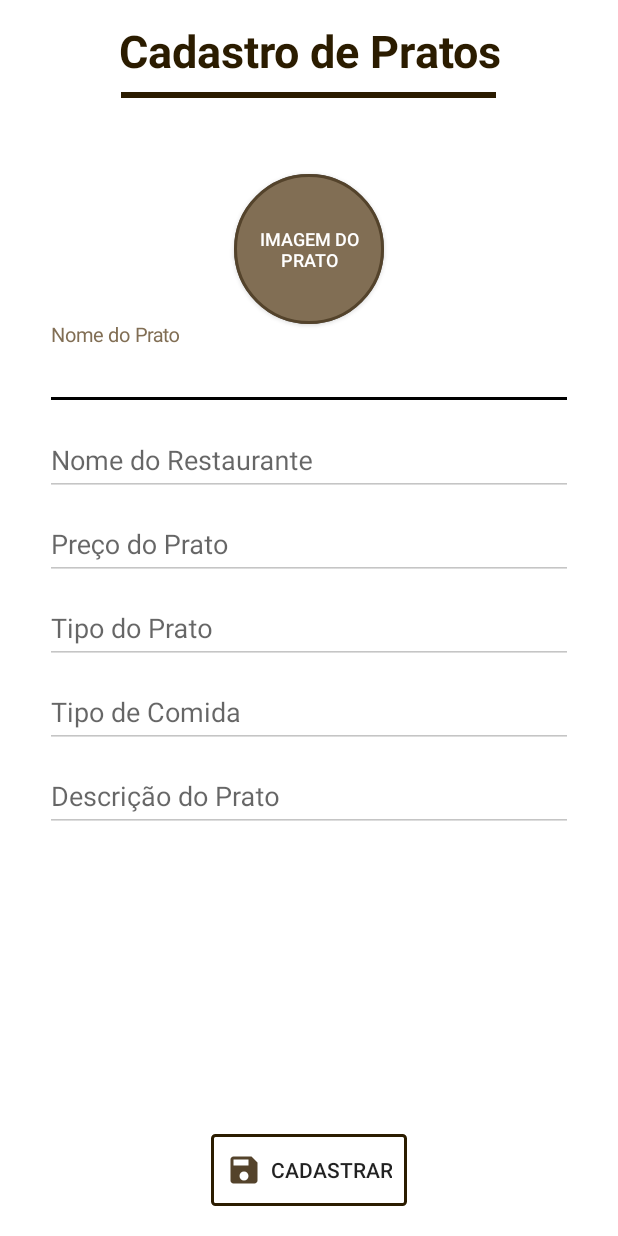
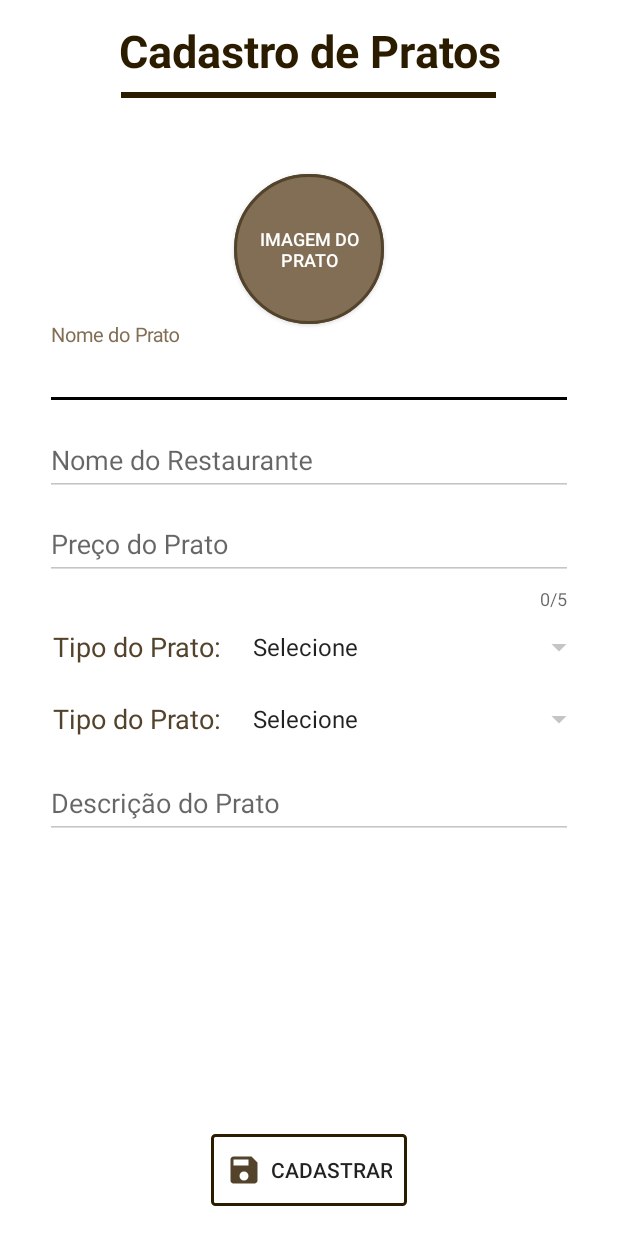
Before and after one commit to alefersaljr/iQueFome_Kotlin_Restaurante, an Android app: the MainActivity screen opened directly, with no data from a screen before it, on a phone screen of 412 x 824 dp. Run offline under Robolectric (Android 15) with nearby library versions, the phone set to English and light mode, and no system bars; our stand-ins replace CircleImageView, Firebase (no records; nobody signed in at launch, a user with empty details on screens opened directly).

Commit message:
28/06/2019

```diff
--- a/app/src/main/java/br/com/alexandre_salgueirinho/iquefome_restaurante/RestauranteCadastrarPrato.kt
+++ b/app/src/main/java/br/com/alexandre_salgueirinho/iquefome_restaurante/RestauranteCadastrarPrato.kt
@@ -10,6 +10,8 @@ import android.widget.Toast
 import android.os.Bundle
 import android.os.Parcelable
 import android.view.View
+import android.widget.AdapterView
+import android.widget.ArrayAdapter
 import android.widget.Spinner
 import com.google.firebase.auth.FirebaseAuth
 import kotlinx.android.synthetic.main.activity_restaurante_cadastrar_prato.*
@@ -23,6 +25,8 @@ class MainActivity : AppCompatActivity() {
     var uriImagemSelecionada: Uri? = null
     lateinit var tipoPratoOption : Spinner
     lateinit var tipoComidaOption : Spinner
+    var tipoPrato = "Selecione"
+    var tipoComida = "Selecione"
 
     override fun onCreate(savedInstanceState: Bundle?) {
         super.onCreate(savedInstanceState)
@@ -43,10 +47,7 @@ class MainActivity : AppCompatActivity() {
         pratoFotoRegister()
     }
 
-    private fun getOptionsSelected() {
-        val pratoOptions = arrayOf("Selecione", "Entrada", "Prato Principal", "Sobremesa")
-        val comidaOptions = arrayOf("Selecione", "Carnes", "Peixes", "Pizzas", "Sorvetes", "Pratos Quentes", "Sopas", "Saladas")
-    }
+
 
 
     override fun onActivityResult(requestCode: Int, resultCode: Int, data: Intent?) {
@@ -91,20 +92,54 @@ class MainActivity : AppCompatActivity() {
     }
 
     private fun validaCompos(): Boolean {
+
+
+
         if (login_EditText_nome.text.isEmpty()) {
             Toast.makeText(this, "Informe o nome do prato", Toast.LENGTH_SHORT).show()
         } else if (login_EditText_rest.text.isEmpty()) {
             Toast.makeText(this, "Informe o nome do restaurante", Toast.LENGTH_SHORT).show()
         } else if (login_EditText_Preco.text.isEmpty()) {
             Toast.makeText(this, "Informe o preço do prato", Toast.LENGTH_SHORT).show()
-        } else if (login_EditText_Tipo.text.isEmpty()) {
+        } else if (tipoPrato == "Selecione") {
             Toast.makeText(this, "Informe o tipo do prato", Toast.LENGTH_SHORT).show()
-        } else if (login_EditText_TipoComida.text.isEmpty()) {
+        } else if (tipoComida == "Selecione") {
             Toast.makeText(this, "Informe o tipo da comida", Toast.LENGTH_SHORT).show()
         } else if (login_EditText_Descricao.text.isEmpty()) {
             Toast.makeText(this, "Informe a descrição do prato", Toast.LENGTH_SHORT).show()
         } else return true
         return false
+    }
+
+    private fun getOptionsSelected() {
+        val pratoOptions = arrayOf("Selecione", "Entrada", "Prato Principal", "Sobremesa")
+        val comidaOptions = arrayOf("Selecione", "Carnes", "Peixes", "Pizzas", "Sorvetes", "Pratos Quentes", "Sopas", "Saladas")
+
+        tipoPratoOption = findViewById(R.id.login_EditText_Tipo)
+        tipoComidaOption = findViewById(R.id.login_EditText_TipoComida)
+
+        tipoPratoOption.adapter = ArrayAdapter<String>(this, android.R.layout.simple_list_item_1, pratoOptions)
+        tipoComidaOption.adapter = ArrayAdapter<String>(this, android.R.layout.simple_list_item_1, comidaOptions)
+
+        tipoPratoOption.onItemSelectedListener = object : AdapterView.OnItemSelectedListener{
+            override fun onNothingSelected(parent: AdapterView<*>?) {
+                Toast.makeText(this@MainActivity, "Por favor, selecione um tipo de prato", Toast.LENGTH_SHORT).show()
+            }
+
+            override fun onItemSelected(parent: AdapterView<*>?, view: View?, position: Int, id: Long) {
+                tipoPrato = pratoOptions.get(position)
+            }
+        }
+
+        tipoComidaOption.onItemSelectedListener = object : AdapterView.OnItemSelectedListener{
+            override fun onNothingSelected(parent: AdapterView<*>?) {
+                Toast.makeText(this@MainActivity, "Por favor, selecione um tipo de comida", Toast.LENGTH_SHORT).show()
+            }
+
+            override fun onItemSelected(parent: AdapterView<*>?, view: View?, position: Int, id: Long) {
+                tipoComida = comidaOptions.get(position)
+            }
+        }
     }
 
     private fun savePratoToFirebaseDatabase(urlImagemPerfil: String) {
@@ -119,8 +154,8 @@ class MainActivity : AppCompatActivity() {
             restID,
             urlImagemPerfil,
             login_EditText_Descricao.text.toString(),
-            login_EditText_Tipo.text.toString(),
-            login_EditText_TipoComida.text.toString()
+            tipoPrato,
+            tipoComida
         )
 
         ref.setValue(prato).addOnSuccessListener {
@@ -133,16 +168,16 @@ class MainActivity : AppCompatActivity() {
     }
 }
 
-@Parcelize
-class Pratos(
-    val pratoId: String,
-    val pratoNome: String,
-    val pratoPreco: String,
-    val pratoRestaurante: String,
-    val pratoUrlFoto: String,
-    val pratoDescricao: String,
-    val pratoTipo: String,
-    val pratoTipoComida: String
-) : Parcelable {
-    constructor() : this("", "", "", "", "", "", "", "")
-}
+//@Parcelize
+//class Pratos(
+//    val pratoId: String,
+//    val pratoNome: String,
+//    val pratoPreco: String,
+//    val pratoRestaurante: String,
+//    val pratoUrlFoto: String,
+//    val pratoDescricao: String,
+//    val pratoTipo: String,
+//    val pratoTipoComida: String
+//) : Parcelable {
+//    constructor() : this("", "", "", "", "", "", "", "")
+//}
--- a/app/src/main/java/br/com/alexandre_salgueirinho/iquefome_restaurante/RestauranteLogado.kt
+++ b/app/src/main/java/br/com/alexandre_salgueirinho/iquefome_restaurante/RestauranteLogado.kt
@@ -32,7 +32,7 @@ class RestauranteLogado : AppCompatActivity() {
 
     private fun carregaPratos() {
         logado_ProgressBar.visibility = View.GONE
-//        val ref = FirebaseDatabase.getInstance().getReference("/pratos/")
+        val ref = FirebaseDatabase.getInstance().getReference("/pratos/")
     }
 
     override fun onStart() {
--- a/app/src/main/res/layout/activity_restaurante_cadastrar_prato.xml
+++ b/app/src/main/res/layout/activity_restaurante_cadastrar_prato.xml
@@ -71,7 +71,9 @@
                         android:ems="10"
                         android:hint="Nome do Prato"
                         android:textColor="@color/text_color"
-                        android:inputType="textEmailAddress"/>
+                        android:inputType="text"
+                        android:maxLines="1"
+                        android:ellipsize="end"/>
 
             </com.google.android.material.textfield.TextInputLayout>
 
@@ -90,7 +92,10 @@
                         android:ems="10"
                         android:hint="Nome do Restaurante"
                         android:textColor="@color/text_color"
-                        android:inputType="textEmailAddress"/>
+                        android:inputType="text"
+                        android:maxLength="30"
+                        android:maxLines="1"
+                        android:ellipsize="end"/>
 
             </com.google.android.material.textfield.TextInputLayout>
 
@@ -99,7 +104,9 @@
                     android:layout_width="match_parent"
                     android:layout_height="wrap_content"
                     android:layout_marginLeft="30sp"
-                    android:layout_marginRight="30sp">
+                    android:layout_marginRight="30sp"
+                    app:counterMaxLength="5"
+                    app:counterEnabled="true">
 
                 <EditText
                         android:id="@+id/login_EditText_Preco"
@@ -108,45 +115,96 @@
                         android:ems="10"
                         android:hint="Preço do Prato"
                         android:textColor="@color/text_color"
-                        android:inputType="textEmailAddress"/>
+                        android:inputType="number"
+                        android:maxLength="5"
+                        android:ellipsize="end"/>
 
             </com.google.android.material.textfield.TextInputLayout>
 
-            <com.google.android.material.textfield.TextInputLayout
-                    android:id="@+id/login_Textfild_Tipo"
+            <LinearLayout
                     android:layout_width="match_parent"
                     android:layout_height="wrap_content"
-                    android:layout_marginLeft="30sp"
-                    android:layout_marginRight="30sp">
+                    android:orientation="horizontal"
+                    android:layout_marginEnd="15sp"
+                    android:layout_marginStart="35sp"
+                    android:gravity="center">
 
-                <EditText
+                <TextView
+                        android:id="@+id/login_Textfild_Tipo"
+                        android:layout_width="wrap_content"
+                        android:layout_height="wrap_content"
+                        android:text="Tipo do Prato: "
+                        android:textColor="@color/text_color"
+                        android:textSize="18dp"
+                        android:layout_gravity="center"/>
+
+                <Spinner
                         android:id="@+id/login_EditText_Tipo"
                         android:layout_width="match_parent"
                         android:layout_height="wrap_content"
-                        android:ems="10"
-                        android:hint="Tipo do Prato"
+                        android:layout_gravity="top|end"/>
+
+            </LinearLayout>
+
+            <LinearLayout
+                    android:layout_width="match_parent"
+                    android:layout_height="match_parent"
+                    android:orientation="horizontal"
+                    android:layout_marginEnd="15sp"
+                    android:layout_marginStart="35sp"
+                    android:gravity="center">
+
+                <TextView
+                        android:id="@+id/login_Textfild_TipoComida"
+                        android:layout_width="wrap_content"
+                        android:layout_height="wrap_content"
+                        android:text="Tipo do Prato: "
                         android:textColor="@color/text_color"
-                        android:inputType="textEmailAddress"/>
+                        android:textSize="18dp"/>
 
-            </com.google.android.material.textfield.TextInputLayout>
-
-            <com.google.android.material.textfield.TextInputLayout
-                    android:id="@+id/login_Textfild_TipoComida"
-                    android:layout_width="match_parent"
-                    android:layout_height="wrap_content"
-                    android:layout_marginLeft="30sp"
-                    android:layout_marginRight="30sp">
-
-                <EditText
+                <Spinner
                         android:id="@+id/login_EditText_TipoComida"
                         android:layout_width="match_parent"
                         android:layout_height="wrap_content"
-                        android:ems="10"
-                        android:hint="Tipo de Comida"
-                        android:textColor="@color/text_color"
-                        android:inputType="textEmailAddress"/>
+                        android:layout_gravity="top|end"/>
 
-            </com.google.android.material.textfield.TextInputLayout>
+            </LinearLayout>
+
+            <!--<com.google.android.material.textfield.TextInputLayout-->
+                    <!--android:id="@+id/login_Textfild_Tipo"-->
+                    <!--android:layout_width="match_parent"-->
+                    <!--android:layout_height="wrap_content"-->
+                    <!--android:layout_marginLeft="30sp"-->
+                    <!--android:layout_marginRight="30sp">-->
+
+                <!--<EditText-->
+                        <!--android:id="@+id/login_EditText_Tipo"-->
+                        <!--android:layout_width="match_parent"-->
+                        <!--android:layout_height="wrap_content"-->
+                        <!--android:ems="10"-->
+                        <!--android:hint="Tipo do Prato"-->
+                        <!--android:textColor="@color/text_color"-->
+                        <!--android:inputType="textEmailAddress"/>-->
+
+            <!--</com.google.android.material.textfield.TextInputLayout>-->
+
+            <!--<com.google.android.material.textfield.TextInputLayout-->
+                    <!--android:id="@+id/login_Textfild_TipoComida"-->
+                    <!--android:layout_width="match_parent"-->
+                    <!--android:layout_height="wrap_content"-->
+                    <!--android:layout_marginLeft="30sp"-->
+                    <!--android:layout_marginRight="30sp">-->
+
+                <!--<EditText-->
+                        <!--android:id="@+id/login_EditText_TipoComida"-->
+                        <!--android:layout_width="match_parent"-->
+                        <!--android:layout_height="wrap_content"-->
+                        <!--android:ems="10"-->
+                        <!--android:hint="Tipo de Comida"-->
+                        <!--android:textColor="@color/text_color"-->
+                        <!--android:inputType="textEmailAddress"/>-->
+
+            <!--</com.google.android.material.textfield.TextInputLayout>-->
 
             <com.google.android.material.textfield.TextInputLayout
                     android:id="@+id/login_Textfild_Descricao"
@@ -162,7 +220,7 @@
                         android:ems="10"
                         android:hint="Descrição do Prato"
                         android:textColor="@color/text_color"
-                        android:inputType="textEmailAddress"/>
+                        android:inputType="text"/>
 
             </com.google.android.material.textfield.TextInputLayout>
 
```
Also changed, not shown: app/src/main/java/br/com/alexandre_salgueirinho/iquefome_restaurante/PratoItem.kt (added, +24 -0 lines), app/src/main/java/br/com/alexandre_salgueirinho/iquefome_restaurante/Pratos.kt (added, +18 -0 lines), app/src/main/res/drawable/icon_restaurant_menu.xml (added, +9 -0 lines), app/src/main/res/layout/item_prato.xml (added, +91 -0 lines).
